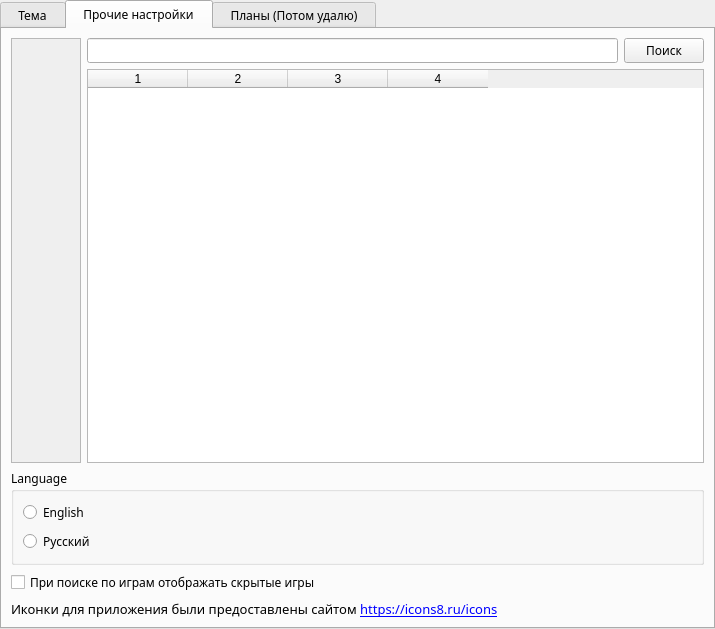
Above: AraSteamManager/subform/formsettings.ui from Arankir/AraSteamManager before the change. Below: the same form after it.
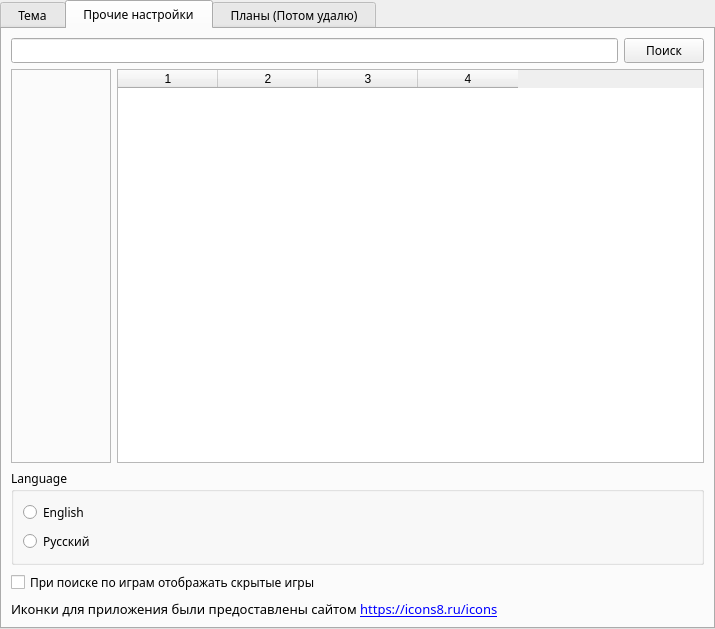
That is the form after the change.

The edit to the form file:
```diff
--- a/AraSteamManager/subform/formsettings.ui
+++ b/AraSteamManager/subform/formsettings.ui
@@ -108,40 +108,7 @@
       <attribute name="title">
        <string>  Прочие настройки  </string>
       </attribute>
-      <layout class="QGridLayout" name="gridLayout_8">
-       <item row="0" column="0">
-        <layout class="QHBoxLayout" name="horizontalLayout_2">
-         <item>
-          <widget class="QScrollArea" name="ScrollAreaProfilesHideGames">
-           <property name="sizePolicy">
-            <sizepolicy hsizetype="Preferred" vsizetype="Expanding">
-             <horstretch>0</horstretch>
-             <verstretch>0</verstretch>
-            </sizepolicy>
-           </property>
-           <property name="widgetResizable">
-            <bool>true</bool>
-           </property>
-           <widget class="QWidget" name="scrollAreaWidgetContents">
-            <property name="geometry">
-             <rect>
-              <x>0</x>
-              <y>0</y>
-              <width>68</width>
-              <height>431</height>
-             </rect>
-            </property>
-            <property name="sizePolicy">
-             <sizepolicy hsizetype="Preferred" vsizetype="Preferred">
-              <horstretch>0</horstretch>
-              <verstretch>0</verstretch>
-             </sizepolicy>
-            </property>
-           </widget>
-          </widget>
-         </item>
-         <item>
-          <layout class="QVBoxLayout" name="verticalLayout_10">
+      <layout class="QVBoxLayout" name="verticalLayout_5">
            <item>
             <layout class="QHBoxLayout" name="horizontalLayout">
              <item>
@@ -157,6 +124,24 @@
             </layout>
            </item>
            <item>
+        <layout class="QHBoxLayout" name="horizontalLayout_3">
+         <item>
+          <widget class="QFrame" name="FrameProfilesHideGames">
+           <property name="minimumSize">
+            <size>
+             <width>100</width>
+             <height>0</height>
+            </size>
+           </property>
+           <property name="frameShape">
+            <enum>QFrame::StyledPanel</enum>
+           </property>
+           <property name="frameShadow">
+            <enum>QFrame::Raised</enum>
+           </property>
+          </widget>
+         </item>
+         <item>
             <widget class="QTableWidget" name="TableWidgetGames">
              <property name="sizePolicy">
               <sizepolicy hsizetype="Expanding" vsizetype="Expanding">
@@ -178,9 +163,7 @@
            </item>
           </layout>
          </item>
-        </layout>
-       </item>
-       <item row="1" column="0">
+       <item>
         <widget class="QGroupBox" name="groupBox">
          <property name="title">
           <string>Language</string>
@@ -203,15 +186,15 @@
          </layout>
         </widget>
        </item>
-       <item row="2" column="0">
+       <item>
         <widget class="QCheckBox" name="CheckBoxVisibleHiddenGames">
          <property name="text">
           <string>При поиске по играм отображать скрытые игры</string>
          </property>
         </widget>
        </item>
-       <item row="3" column="0">
-        <widget class="QLabel" name="label_10">
+       <item>
+        <widget class="QLabel" name="labelIcons8">
          <property name="font">
           <font>
            <family>Ebrima</family>
```
Lines whose indentation alone changed are shown as unchanged.
